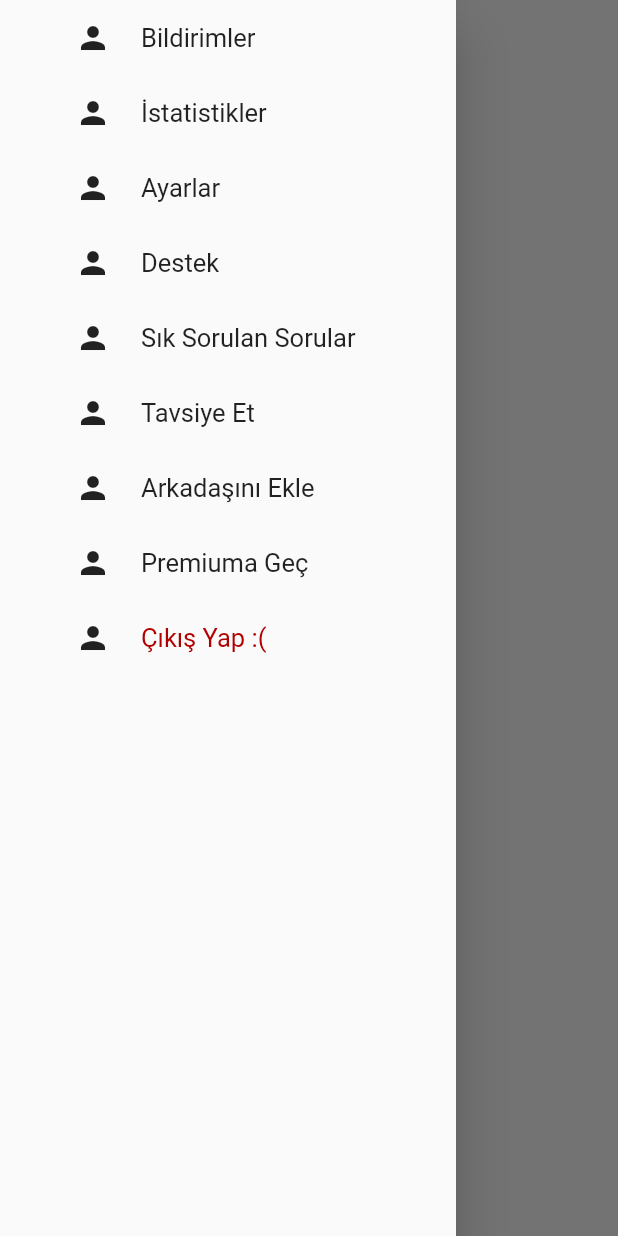
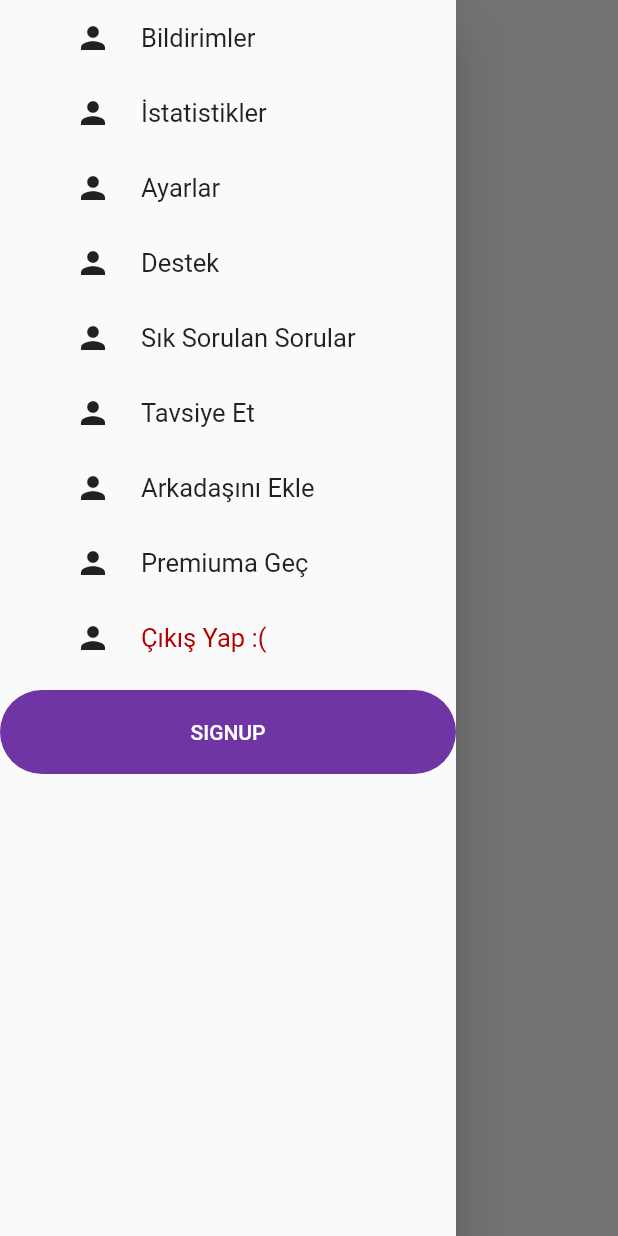
Before and after one commit to serhatzengin/e_oturum_30_ocak, a Flutter app: the MainScreen screen opened by its route, with the side drawer open, on a phone screen of 412 x 824 dp. Run offline on Flutter 3.47's test engine with Material 2 defaults, Android fonts, the phone set to English and light mode, and no system bars; our stand-ins replace firebase_auth, firebase_core, firebase_database, fluttertoast; accounts and stored records are empty; Roboto replaces fonts that are missing (ProximaNova).

Commit message:
0.0.0.12
Drawer Upgrade

```diff
--- a/lib/AllScreens/mainscreen.dart
+++ b/lib/AllScreens/mainscreen.dart
@@ -1,5 +1,7 @@
 import 'package:e_oturum_30_ocak/AllScreens/loginscreen.dart';
+import 'package:e_oturum_30_ocak/AllWidgets/drawer.dart';
 import 'package:e_oturum_30_ocak/common_widget/customelisttile.dart';
+import 'package:e_oturum_30_ocak/common_widget/rounded_button.dart';
 import 'package:firebase_auth/firebase_auth.dart';
 import 'package:flutter/material.dart';
 
@@ -17,31 +19,8 @@ class _MainScreenState extends State<MainScreen> {
   Widget build(BuildContext context) {
     return Scaffold(
       key: _scaffoldKey,
-      drawer: Drawer(
-        child: ListView(
-          children: [
-            // DrawerHeader(child: Container(color: Colors.red)),
-            CustomListTitle(
-                icon: Icons.person, text: "Bildirimler", onTap: () {}),
-            CustomListTitle(icon: Icons.person, text: "İstatistikler"),
-            CustomListTitle(icon: Icons.person, text: "Ayarlar"),
-            CustomListTitle(icon: Icons.person, text: "Destek"),
-            CustomListTitle(icon: Icons.person, text: "Sık Sorulan Sorular"),
-            CustomListTitle(icon: Icons.person, text: "Tavsiye Et"),
-            CustomListTitle(icon: Icons.person, text: "Arkadaşını Ekle"),
-            CustomListTitle(icon: Icons.person, text: "Premiuma Geç"),
-            CustomListTitle(
-                icon: Icons.person,
-                text: "Çıkış Yap :(",
-                butonColor: Color(0xffb00000),
-                onTap: () {
-                  FirebaseAuth.instance.signOut();
-                  Navigator.pushNamedAndRemoveUntil(
-                      context, LoginScreen.idScreen, (route) => false);
-                })
-          ],
-        ),
-      ),
+      drawer: MyDrawer(),
+      /*  Drawer'ı başka bir sayfadan çekiyorum */
       body: Stack(
         children: [
           Positioned(
@@ -51,7 +30,7 @@ class _MainScreenState extends State<MainScreen> {
                 icon: Icon(Icons.menu, color: Colors.black),
                 onPressed: () => _scaffoldKey.currentState.openDrawer()),
           ),
-          Center(child: Text('Home', style: TextStyle(fontSize: 30)))
+          Center(child: Text('Home', style: TextStyle(fontSize: 30))),
         ],
       ),
     );
--- /dev/null
+++ b/lib/AllWidgets/drawer.dart
@@ -0,0 +1,45 @@
+import 'package:e_oturum_30_ocak/AllScreens/loginscreen.dart';
+import 'package:e_oturum_30_ocak/common_widget/customelisttile.dart';
+import 'package:e_oturum_30_ocak/common_widget/rounded_button.dart';
+import 'package:firebase_auth/firebase_auth.dart';
+import 'package:flutter/material.dart';
+
+class MyDrawer extends StatelessWidget {
+  var scaffoldKey = GlobalKey<ScaffoldState>();
+  GlobalKey<ScaffoldState> _scaffoldKey = GlobalKey<ScaffoldState>();
+  @override
+
+  Widget build(BuildContext context) {
+    return Drawer(
+      key: _scaffoldKey,
+
+      child: ListView(
+        children: [
+          // DrawerHeader(child: Container(color: Colors.red)),
+          CustomListTitle(
+              icon: Icons.person, text: "Bildirimler", onTap: () {}),
+          CustomListTitle(icon: Icons.person, text: "İstatistikler"),
+          CustomListTitle(icon: Icons.person, text: "Ayarlar"),
+          CustomListTitle(icon: Icons.person, text: "Destek"),
+          CustomListTitle(icon: Icons.person, text: "Sık Sorulan Sorular"),
+          CustomListTitle(icon: Icons.person, text: "Tavsiye Et"),
+          CustomListTitle(icon: Icons.person, text: "Arkadaşını Ekle"),
+          CustomListTitle(icon: Icons.person, text: "Premiuma Geç"),
+          CustomListTitle(
+              icon: Icons.person,
+              text: "Çıkış Yap :(",
+              butonColor: Color(0xffb00000),
+              onTap: () {
+                FirebaseAuth.instance.signOut();
+                Navigator.pushNamedAndRemoveUntil(
+                    context, LoginScreen.idScreen, (route) => false);
+              }),
+          RoundedButton(
+            text: "SIGNUP",
+            press: () {},
+          ),
+        ],
+      ),
+    );
+  }
+}
--- /dev/null
+++ b/lib/common_widget/rounded_button.dart
@@ -0,0 +1,36 @@
+import 'package:flutter/material.dart';
+import 'package:e_oturum_30_ocak/constants.dart';
+
+class RoundedButton extends StatelessWidget {
+  final String text;
+  final Function press;
+  final Color color, textColor;
+  const RoundedButton({
+    Key key,
+    this.text,
+    this.press,
+    this.color = kPrimaryColor,
+    this.textColor = Colors.white,
+  }) : super(key: key);
+
+  @override
+  Widget build(BuildContext context) {
+    Size size = MediaQuery.of(context).size;
+    return Container(
+      margin: EdgeInsets.symmetric(vertical: 10),
+      width: size.width * 0.8,
+      child: ClipRRect(
+        borderRadius: BorderRadius.circular(29),
+        child: FlatButton(
+          padding: EdgeInsets.symmetric(vertical: 20, horizontal: 40),
+          color: color,
+          onPressed: press,
+          child: Text(
+            text,
+            style: TextStyle(color: textColor),
+          ),
+        ),
+      ),
+    );
+  }
+}
--- /dev/null
+++ b/lib/constants.dart
@@ -0,0 +1,4 @@
+import 'package:flutter/material.dart';
+
+const kPrimaryColor = Color(0xFF6F35A5);
+const kPrimaryLightColor = Color(0xFFF1E6FF);
--- a/pubspec.yaml
+++ b/pubspec.yaml
@@ -28,13 +28,13 @@ dependencies:
   # The following adds the Cupertino Icons font to your application.
   # Use with the CupertinoIcons class for iOS style icons.
   cupertino_icons: ^1.0.2
-  firebase_core: ^0.5.1
-  firebase_auth: ^0.18.2
+  firebase_core: ^1.0.0
+  firebase_auth: ^1.0.0
   google_sign_in: ^4.5.6
   flutter_login_facebook: 0.4.0+1
   provider: 4.3.2+2
   fluttertoast: ^7.1.1
-  firebase_database: ^4.4.0
+  firebase_database: ^6.1.0
 
 
 
```
Also changed, not shown: pubspec.lock.
